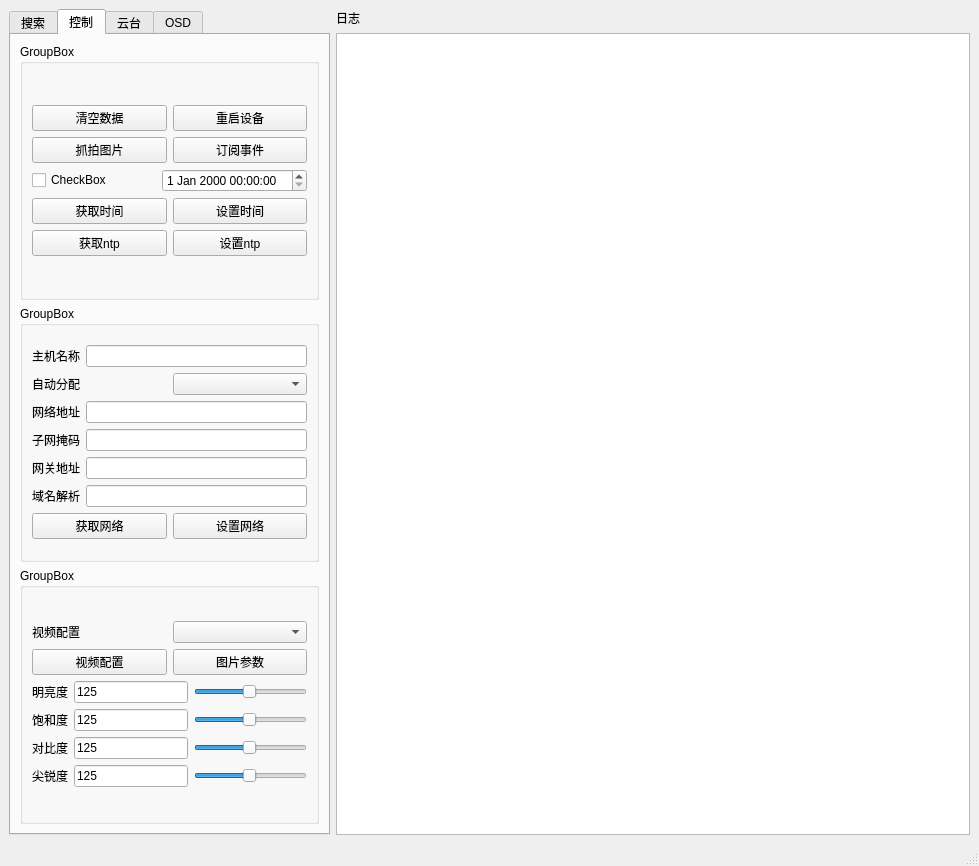
First picture: the form in mainwindow.ui, repository chan233/onvifdemo, before the edit.
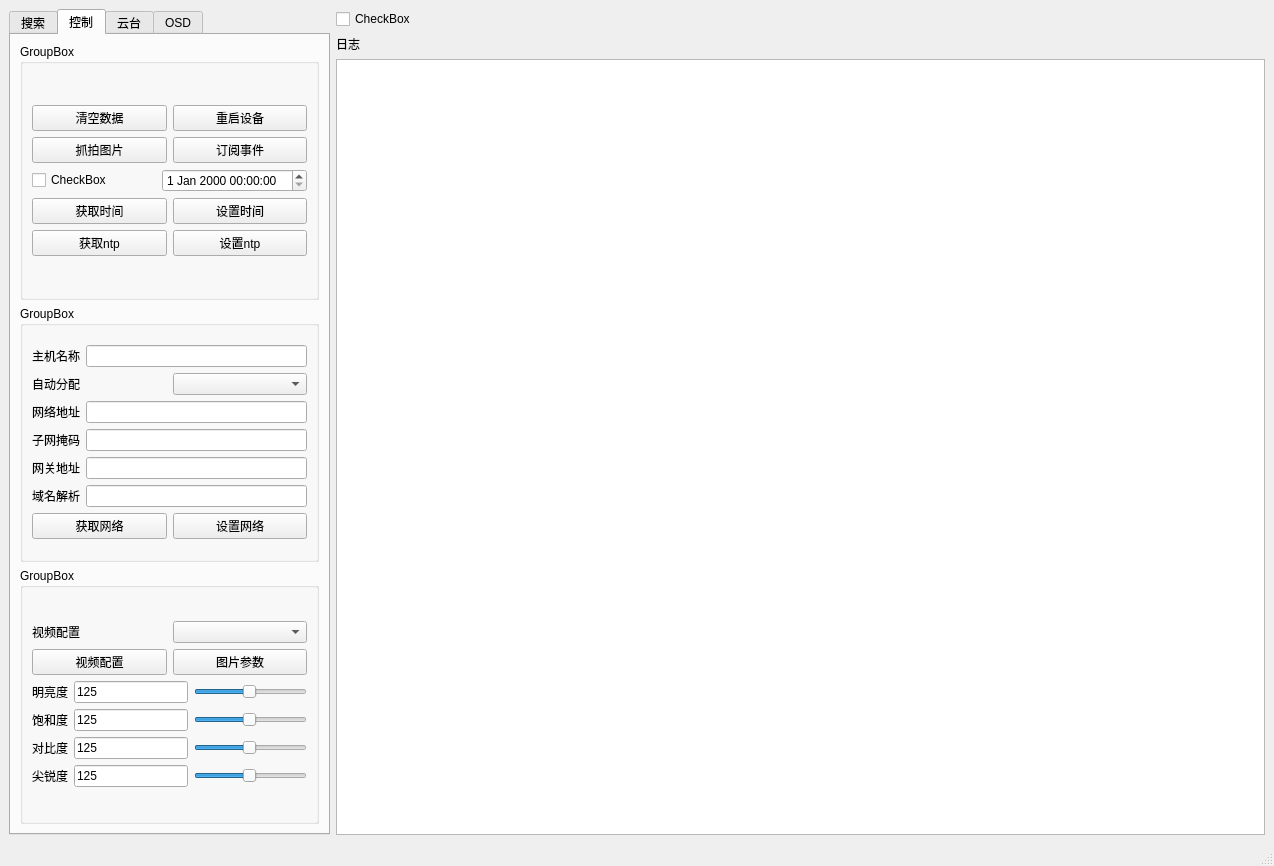
Second picture: the form after the edit. The open tabs and pages were chosen to show the change.

```diff
--- a/mainwindow.ui
+++ b/mainwindow.ui
@@ -6,7 +6,7 @@
    <rect>
     <x>0</x>
     <y>0</y>
-    <width>979</width>
+    <width>1274</width>
     <height>866</height>
    </rect>
   </property>
@@ -1386,7 +1386,14 @@
      </widget>
     </item>
     <item>
-     <layout class="QVBoxLayout" name="verticalLayout_17" stretch="0,2,0">
+     <layout class="QVBoxLayout" name="verticalLayout_17" stretch="0,0,2,0">
+      <item>
+       <widget class="QCheckBox" name="checkBox_2">
+        <property name="text">
+         <string>CheckBox</string>
+        </property>
+       </widget>
+      </item>
       <item>
        <widget class="QLabel" name="label_23">
         <property name="text">
```
Left out of the diff: 26 changed lines with no effect on the pictures.
